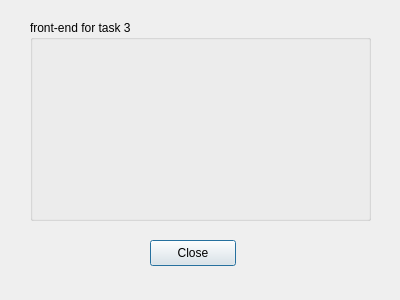
Qt form task3.ui (v01z/qt_2) before a commit.
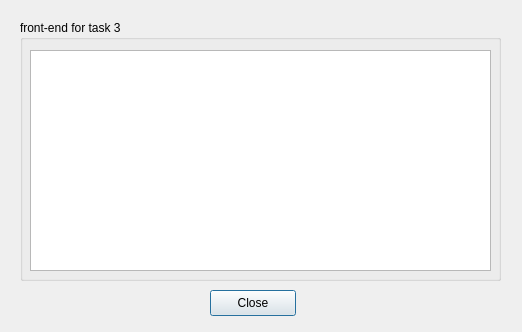
The same form after that commit.

Commit message: work on thrid task

The edit to the form file:
```diff
--- a/task3.ui
+++ b/task3.ui
@@ -6,8 +6,8 @@
    <rect>
     <x>0</x>
     <y>0</y>
-    <width>400</width>
-    <height>300</height>
+    <width>522</width>
+    <height>332</height>
    </rect>
   </property>
   <property name="windowTitle">
@@ -16,21 +16,31 @@
   <widget class="QGroupBox" name="groupBox">
    <property name="geometry">
     <rect>
-     <x>30</x>
+     <x>20</x>
      <y>20</y>
-     <width>341</width>
-     <height>201</height>
+     <width>481</width>
+     <height>261</height>
     </rect>
    </property>
    <property name="title">
     <string>front-end for task 3</string>
    </property>
+   <widget class="QTableView" name="tableView">
+    <property name="geometry">
+     <rect>
+      <x>10</x>
+      <y>30</y>
+      <width>461</width>
+      <height>221</height>
+     </rect>
+    </property>
+   </widget>
   </widget>
   <widget class="QPushButton" name="btnClose">
    <property name="geometry">
     <rect>
-     <x>150</x>
-     <y>240</y>
+     <x>210</x>
+     <y>290</y>
      <width>86</width>
      <height>26</height>
     </rect>
```
The commit also changes 3 other files.
